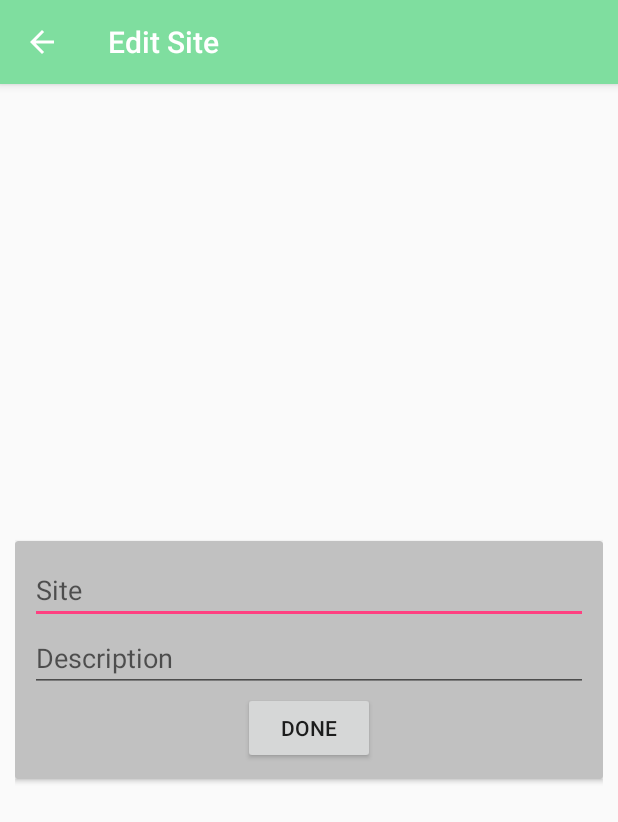
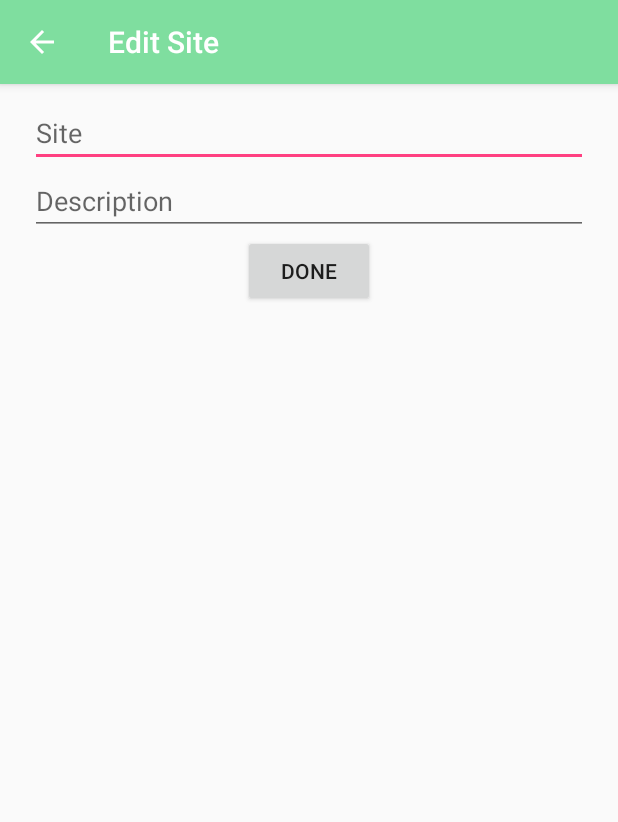
Before and after one commit to sylveryte/MyEmployeeAttendanceRegister, an Android app: the SiteAdditionFragment screen opened directly, with no data from a screen before it, on a phone screen of 412 x 824 dp. Shown: the top 822 px of the screen. Run offline under Robolectric (Android 15) with nearby library versions, the phone set to English and light mode, and no system bars.

Commit message:
starting dialogation revisit site too :sleepy:

```diff
--- a/app/src/main/java/com/codedleaf/sylveryte/myemployeeattendanceregister/SiteAdditionFragment.java
+++ b/app/src/main/java/com/codedleaf/sylveryte/myemployeeattendanceregister/SiteAdditionFragment.java
@@ -1,10 +1,8 @@
 package com.codedleaf.sylveryte.myemployeeattendanceregister;
 
-import android.content.DialogInterface;
 import android.os.Bundle;
 import android.support.annotation.Nullable;
 import android.support.v4.app.Fragment;
-import android.support.v7.app.AlertDialog;
 import android.view.LayoutInflater;
 import android.view.View;
 import android.view.ViewGroup;
@@ -68,37 +66,7 @@ public class SiteAdditionFragment extends Fragment {
     private void deleteMe()
     {
 
-        /*       AlertDialog.Builder builder = new AlertDialog.Builder(getActivity());
-
-        builder.setTitle("Dlete this Site?");
-        builder.setMessage("Looks like you didn't enter site title. Should we delete this site?");
-
-        builder.setPositiveButton("YES", new DialogInterface.OnClickListener() {
-
-            public void onClick(DialogInterface dialog, int which) {
-                // Do nothing but close the dialog
-
-
-                dialog.dismiss();
-            }
-        });
-
-        builder.setNegativeButton("NO", new DialogInterface.OnClickListener() {
-
-            @Override
-            public void onClick(DialogInterface dialog, int which) {
-
-                // Do nothing
-                dialog.dismiss();
-            }
-        });
-
-        AlertDialog alert = builder.create();
-        alert.show();*/
-
         SitesLab.getInstanceOf(getActivity()).deleteSite(mSite,getActivity());
-
-
     }
 
 
--- a/app/src/main/java/com/codedleaf/sylveryte/myemployeeattendanceregister/SiteAttendanceFragment.java
+++ b/app/src/main/java/com/codedleaf/sylveryte/myemployeeattendanceregister/SiteAttendanceFragment.java
@@ -199,9 +199,7 @@ public class SiteAttendanceFragment extends Fragment {
             LayoutInflater layoutInflater=getActivity().getLayoutInflater();
             View view=layoutInflater.inflate(R.layout.employee_attendance_layout,parent,false);
 
-            EmployeeAttendanceHolder holder=new EmployeeAttendanceHolder(view);
-
-            return holder;
+            return new EmployeeAttendanceHolder(view);
         }
 
         @Override
--- a/app/src/main/res/layout/site_addition_fragment.xml
+++ b/app/src/main/res/layout/site_addition_fragment.xml
@@ -1,15 +1,16 @@
 <?xml version="1.0" encoding="utf-8"?>
 <ScrollView xmlns:android="http://schemas.android.com/apk/res/android"
             android:layout_width="match_parent"
+            xmlns:app="http://schemas.android.com/apk/res-auto"
             android:layout_marginLeft="10dp"
             android:layout_marginRight="10dp"
             android:layout_height="match_parent">
 
-<android.support.v7.widget.CardView xmlns:android="http://schemas.android.com/apk/res/android"
+<!--<android.support.v7.widget.CardView xmlns:android="http://schemas.android.com/apk/res/android"
                                     android:layout_width="match_parent"
                                     android:layout_gravity="center"
-                                    android:backgroundTint="@color/colorLightGrey"
-                                    android:layout_height="wrap_content">
+                                    app:cardBackgroundColor="@color/colorLightGrey"
+                                    android:layout_height="wrap_content">-->
 <LinearLayout xmlns:android="http://schemas.android.com/apk/res/android"
               android:orientation="vertical"
               android:layout_width="match_parent"
@@ -35,5 +36,5 @@
         android:id="@+id/button_add_site"
         android:layout_gravity="center_horizontal"/>
 </LinearLayout>
-    </android.support.v7.widget.CardView>
+<!--    </android.support.v7.widget.CardView>-->
 </ScrollView>
```
Also changed, not shown: app/src/main/java/com/codedleaf/sylveryte/myemployeeattendanceregister/HomeActivity.java (+34 -18 lines), app/src/main/java/com/codedleaf/sylveryte/myemployeeattendanceregister/SiteAdditionDialogFragment.java (added, +58 -0 lines).
